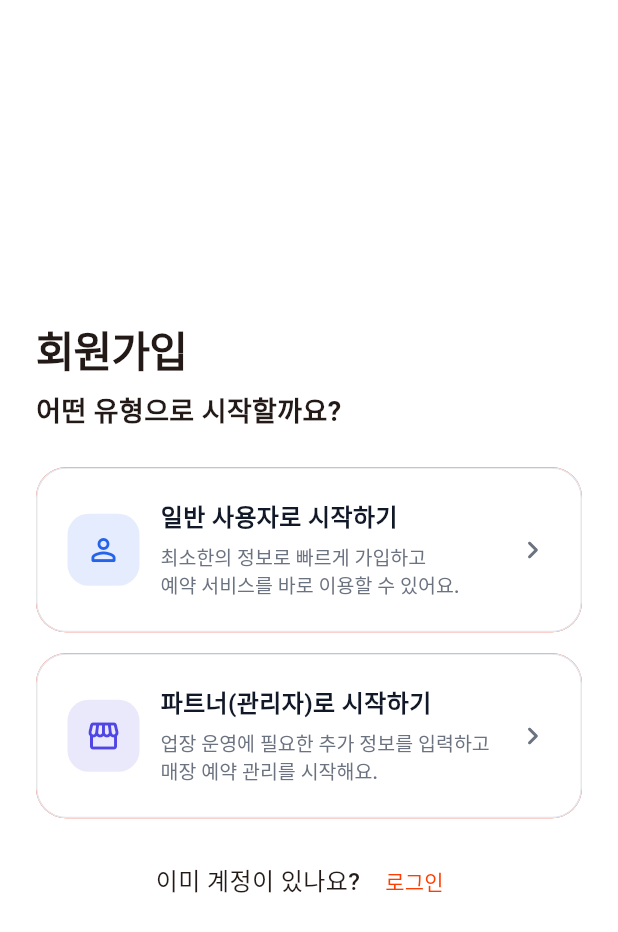
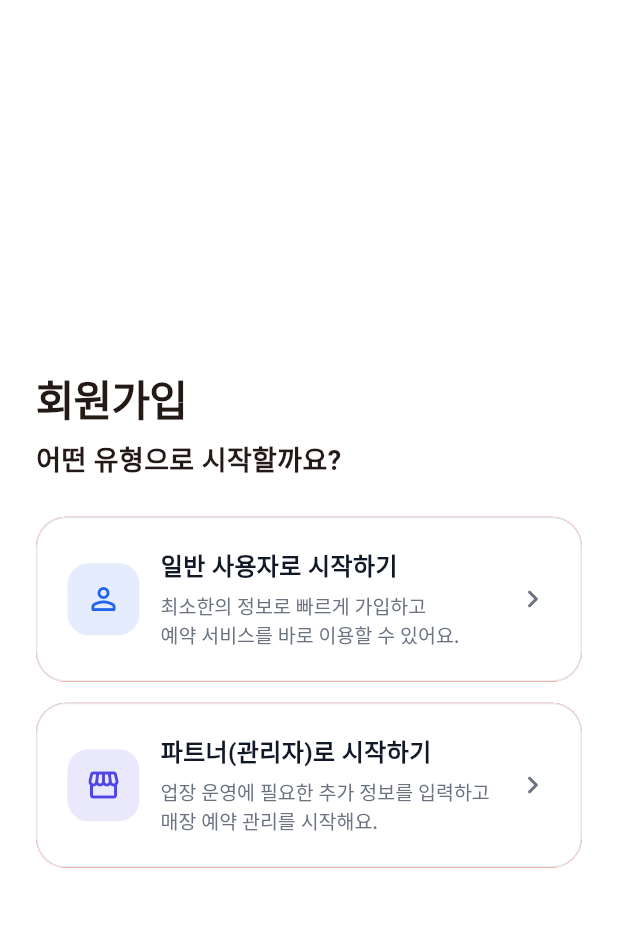
Before and after one commit to Hagminism/capstone_2026, a Flutter app: the SignUpTypeScreen screen opened directly, on a phone screen of 412 x 824 dp. Shown: the top 932 px of the screen. Run offline on Flutter 3.47's test engine with Material 3 defaults, Android fonts, the phone set to English and light mode, and no system bars; our stand-ins replace firebase_auth, firebase_core, freezed_annotation, get_it, go_router, google_sign_in; accounts and stored records are empty; generated files the repository leaves out were written again.

Commit message:
refactor: SignUpTypeScreen UI 구조 간소화 및 로그인 이동 버튼 제거
- `sign_up_type_screen.dart`: `Column`을 감싸고 있던 `ConstrainedBox`(maxWidth: 420)를 제거하여 레이아웃 제약 수정.
- `sign_up_type_screen.dart`: 화면 하단의 "이미 계정이 있나요?" 안내 문구 및 로그인 화면 이동 버튼(`tapSignIn`) 제거.

```diff
--- a/lib/feature/sign_up_type/presentation/screen/sign_up_type_screen.dart
+++ b/lib/feature/sign_up_type/presentation/screen/sign_up_type_screen.dart
@@ -20,8 +20,6 @@ class SignUpTypeScreen extends StatelessWidget {
         child: Center(
           child: SingleChildScrollView(
             padding: const EdgeInsets.symmetric(horizontal: 24, vertical: 20),
-            child: ConstrainedBox(
-              constraints: const BoxConstraints(maxWidth: 420),
             child: Column(
               crossAxisAlignment: CrossAxisAlignment.start,
               children: [
@@ -53,24 +51,7 @@ class SignUpTypeScreen extends StatelessWidget {
                   accentColor: const Color(0xFF4F46E5),
                   onTap: () => onAction(SignUpTypeAction.tapPartner()),
                 ),
-                  const SizedBox(height: 18),
-                  Row(
-                    mainAxisAlignment: MainAxisAlignment.center,
-                    children: [
-                      Text(
-                        '이미 계정이 있나요? ',
-                        style: AppTextStyles.body.copyWith(
-                          fontWeight: FontWeight.w500,
-                        ),
-                      ),
-                      TextButton(
-                        onPressed: () => onAction(SignUpTypeAction.tapSignIn()),
-                        child: const Text('로그인'),
-                      ),
               ],
-                  ),
-                ],
-              ),
             ),
           ),
         ),
```
Lines whose indentation alone changed are shown as unchanged.
